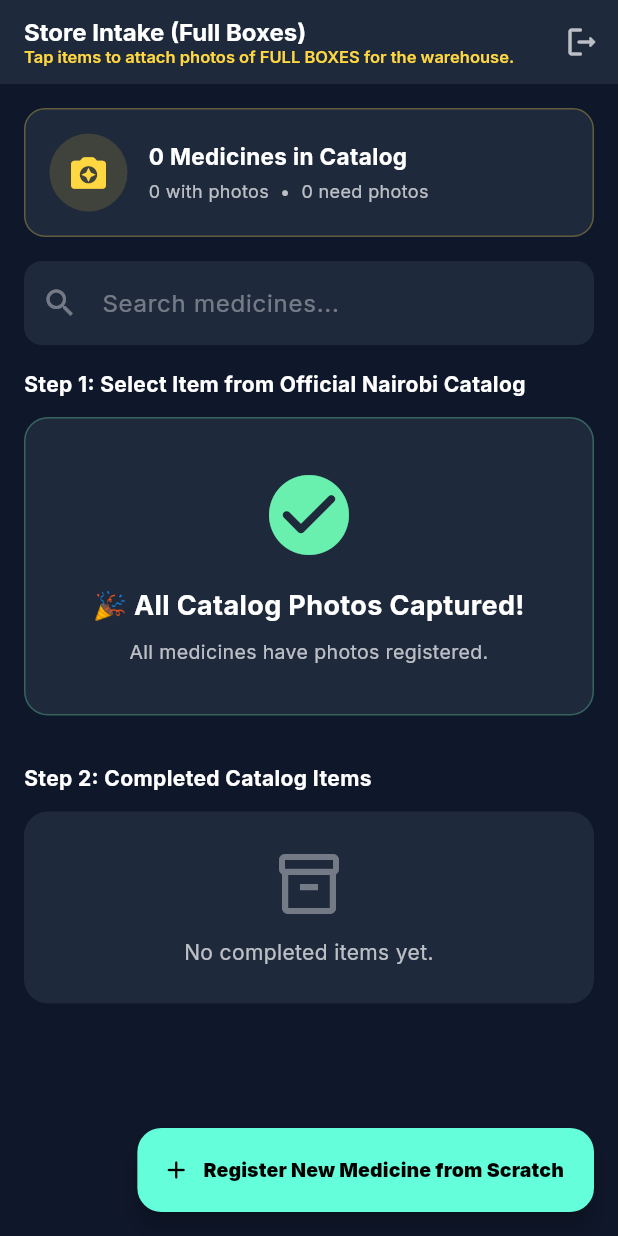
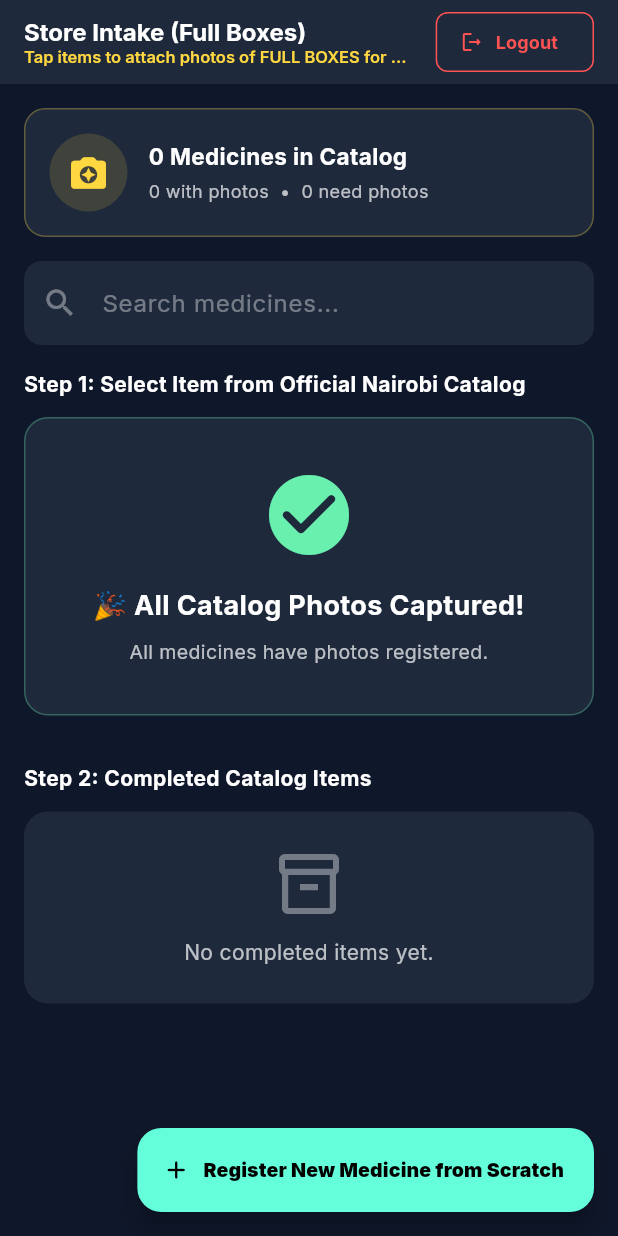
Before and after one commit to Agwince/enterprise-pharmacy-erp, a Flutter app: the CatalogListScreen screen opened directly, on a phone screen of 412 x 824 dp. Run offline on Flutter 3.47's test engine with Material 3 defaults, Android fonts, the phone set to English and light mode, and no system bars; our stand-ins replace cached_network_image, fl_chart, google_fonts, hive_flutter, image_picker, shared_preferences and 1 more; missing offline and left inert: mobile_scanner; accounts and stored records are empty.

Commit message:
Fix scanner and logout button UI

```diff
--- a/lib/screens/catalog_list_screen.dart
+++ b/lib/screens/catalog_list_screen.dart
@@ -161,9 +161,18 @@ class _CatalogListScreenState extends State<CatalogListScreen> {
           ],
         ),
         actions: [
-          IconButton(
-            icon: const Icon(Icons.logout_rounded, color: Colors.white70),
-            onPressed: () => AuthService().logout(),
+          Padding(
+            padding: const EdgeInsets.only(right: 16.0),
+            child: OutlinedButton.icon(
+              onPressed: () => AuthService().logout(),
+              style: OutlinedButton.styleFrom(
+                foregroundColor: Colors.redAccent,
+                side: const BorderSide(color: Colors.redAccent),
+                shape: RoundedRectangleBorder(borderRadius: BorderRadius.circular(8)),
+              ),
+              icon: const Icon(Icons.logout_rounded, size: 16),
+              label: Text('Logout', style: GoogleFonts.inter(fontSize: 12, fontWeight: FontWeight.bold)),
+            ),
           ),
         ],
       ),
```
Also changed, not shown: lib/screens/storekeeper_home.dart (+12 -7 lines).
